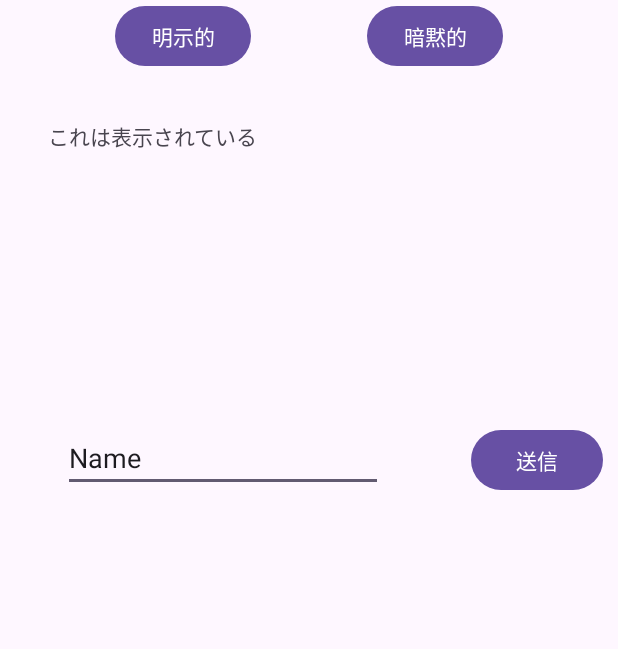
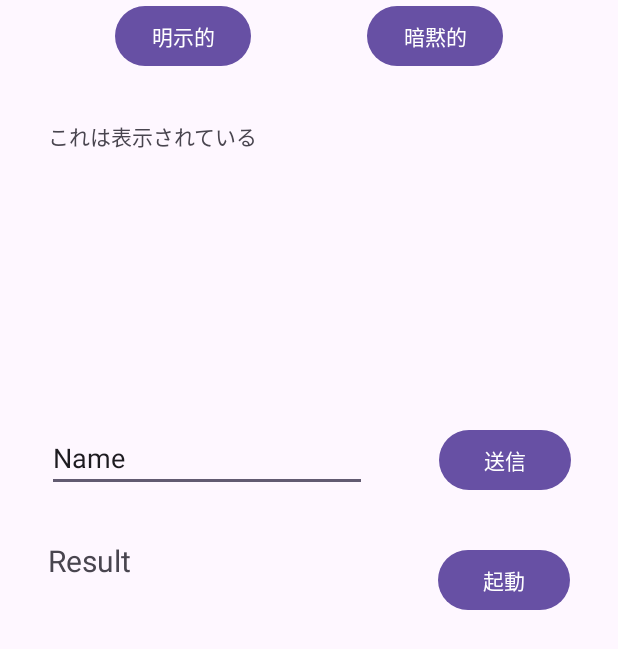
Before and after one commit to okamotty/MyApplication, an Android app: the screen it shows after launch (MainActivity2), on a phone screen of 412 x 824 dp. Shown: the top 649 px of the screen. Run offline under Robolectric (Android 15) with nearby library versions, the phone set to English and light mode, and no system bars.

Commit message:
getActivityを使うことで結果を取得できるようにした

```diff
--- a/app/src/main/res/layout/activity_main2.xml
+++ b/app/src/main/res/layout/activity_main2.xml
@@ -67,6 +67,7 @@
         android:layout_width="wrap_content"
         android:layout_height="wrap_content"
         android:layout_marginStart="48dp"
+        android:layout_marginEnd="32dp"
         android:text="送信"
         app:layout_constraintEnd_toEndOf="parent"
         app:layout_constraintStart_toEndOf="@+id/editTextText3"
@@ -76,13 +77,36 @@
         android:id="@+id/editTextText3"
         android:layout_width="wrap_content"
         android:layout_height="wrap_content"
+        android:layout_marginStart="32dp"
+        android:layout_marginTop="128dp"
         android:ems="10"
         android:inputType="text"
         android:text="Name"
-        android:layout_marginStart="32dp"
-        android:layout_marginTop="128dp"
-        app:layout_constraintTop_toBottomOf="@+id/textView3"
         app:layout_constraintEnd_toStartOf="@+id/buttonServe"
         app:layout_constraintStart_toStartOf="parent"
-        />
+        app:layout_constraintTop_toBottomOf="@+id/textView3" />
+
+    <Button
+        android:id="@+id/buttonMove"
+        android:layout_width="wrap_content"
+        android:layout_height="wrap_content"
+        android:text="起動"
+        android:layout_marginTop="32dp"
+        android:layout_marginEnd="32dp"
+        app:layout_constraintTop_toBottomOf="@+id/buttonServe"
+        app:layout_constraintEnd_toEndOf="parent"
+
+        tools:layout_editor_absoluteX="311dp"
+        tools:layout_editor_absoluteY="333dp" />
+
+    <TextView
+        android:id="@+id/textView6"
+        android:layout_width="212dp"
+        android:layout_height="36dp"
+        android:layout_marginStart="32dp"
+        android:layout_marginTop="32dp"
+        android:text="Result"
+        android:textSize="20sp"
+        app:layout_constraintStart_toStartOf="parent"
+        app:layout_constraintTop_toBottomOf="@+id/editTextText3" />
 </androidx.constraintlayout.widget.ConstraintLayout>
```
Also changed, not shown: app/src/main/AndroidManifest.xml (+8 -5 lines), app/src/main/java/jp/ac/meijou/android/s241205043/MainActivity2.java (+37 -0 lines), app/src/main/java/jp/ac/meijou/android/s241205043/MainActivity4.java (added, +48 -0 lines), app/src/main/res/layout/activity_main4.xml (added, +41 -0 lines).
